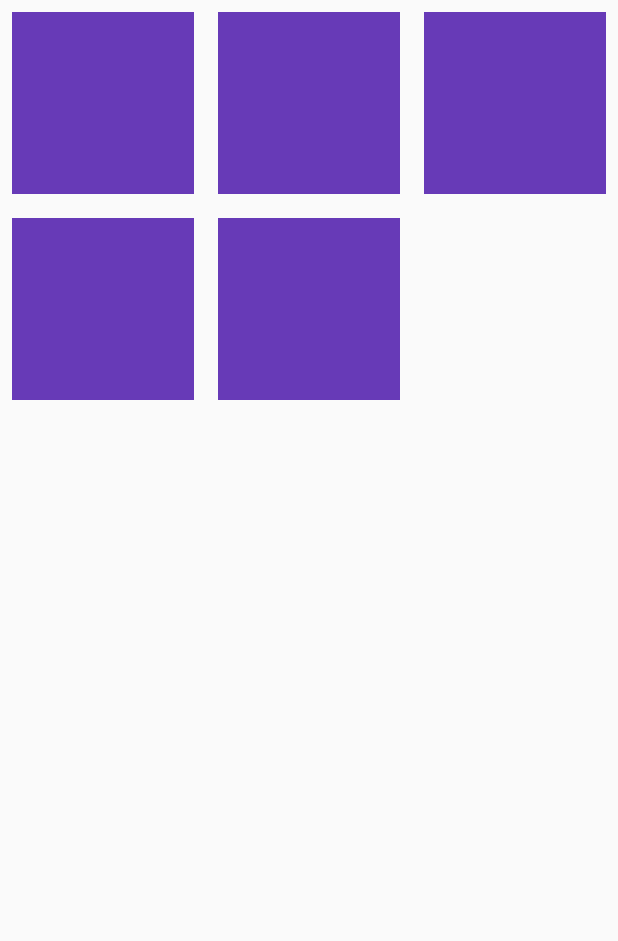
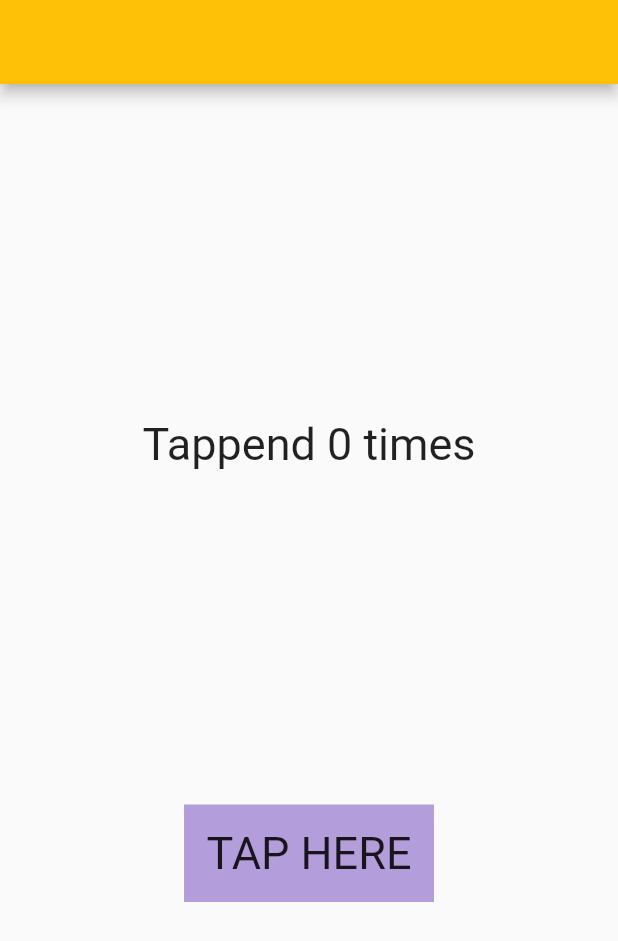
Before and after one commit to asahaya/widget_of_the_day_220813, a Flutter app: the screen it shows after launch, on a phone screen of 412 x 824 dp. Shown: the top 941 px of the screen. Run offline on Flutter 3.47's test engine with Material 2 defaults, Android fonts, the phone set to English and light mode, and no system bars.

Commit message:
no08_GestureDetector

```diff
--- a/lib/main.dart
+++ b/lib/main.dart
@@ -7,7 +7,8 @@ import 'package:widget_of_the_day_220813/no06_ImageAsset.dart';
 import 'package:widget_of_the_day_220813/no07_GridView_Builder.dart';
 
 import 'no01_Cointainer.dart';
+import 'no08_GestureDetector.dart';
 
 void main() {
-  runApp(const No07_GridView_Builder());
+  runApp(const No08_GestureDetector());
 }
--- a/lib/no08_GestureDetector.dart
+++ b/lib/no08_GestureDetector.dart
@@ -1,14 +1,16 @@
 import 'package:flutter/material.dart';
 
-
-class No01_Container extends StatefulWidget {
-  const No01_Container({Key? key}) : super(key: key);
+//GestureDetectorはStatefulWidgetでないと動かない
+class No08_GestureDetector extends StatefulWidget {
+  const No08_GestureDetector({Key? key}) : super(key: key);
 
   @override
-  State<No01_Container> createState() => _No01_ContainerState();
+  State<No08_GestureDetector> createState() => _No08_GestureDetectorState();
 }
 
-class _No01_ContainerState extends State<No01_Container> {
+class _No08_GestureDetectorState extends State<No08_GestureDetector> {
+  int tappedCount = 0;
+
   @override
   Widget build(BuildContext context) {
     return MaterialApp(
@@ -17,7 +19,34 @@ class _No01_ContainerState extends State<No01_Container> {
           title: Text(''),
           backgroundColor: Colors.amber,
         ),
-        body: Container(),
+        body: Center(
+          child: Column(
+            mainAxisAlignment: MainAxisAlignment.spaceEvenly,
+            children: [
+              //tappedCountはint型なので文字列型にしましょう
+              Text(
+                'Tappend ' + tappedCount.toString() + ' times',
+                style: TextStyle(fontSize: 30),
+              ),
+              GestureDetector(
+                onTap: () {
+                  setState(() {
+                    tappedCount++;
+                    // tappedCount + 1; //++を同意
+                  });
+                },
+                child: Container(
+                  padding: EdgeInsets.all(15),
+                  color: Colors.deepPurple[200],
+                  child: Text(
+                    'TAP HERE',
+                    style: TextStyle(fontSize: 30),
+                  ),
+                ),
+              )
+            ],
+          ),
+        ),
       ),
     );
   }
```
